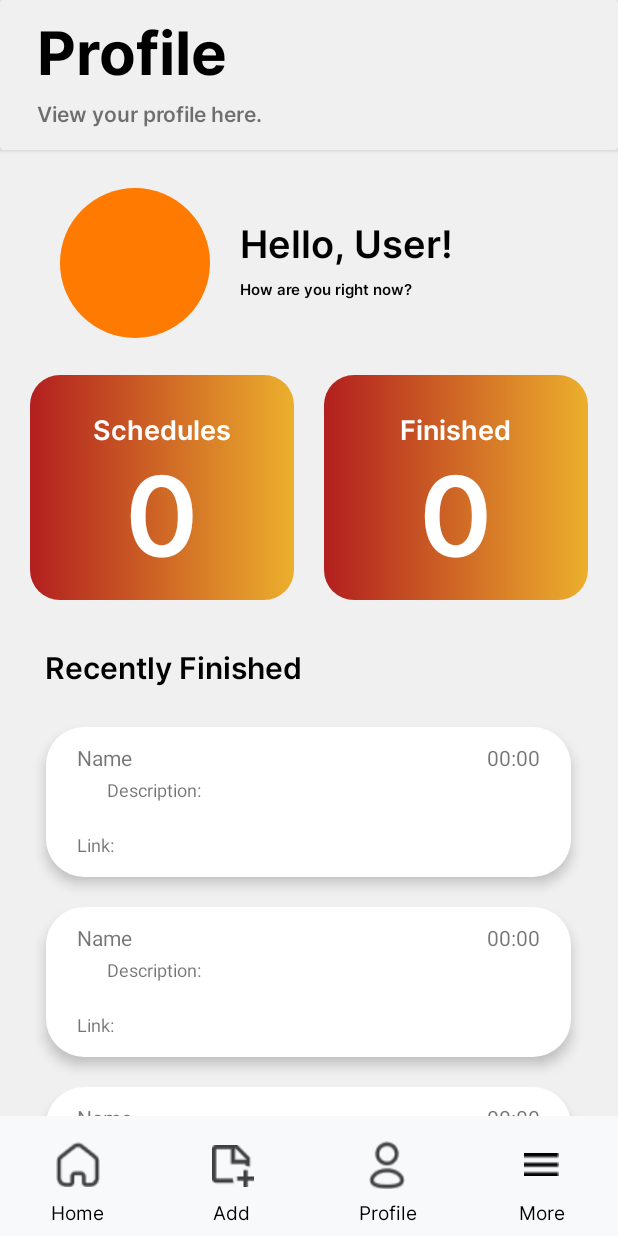
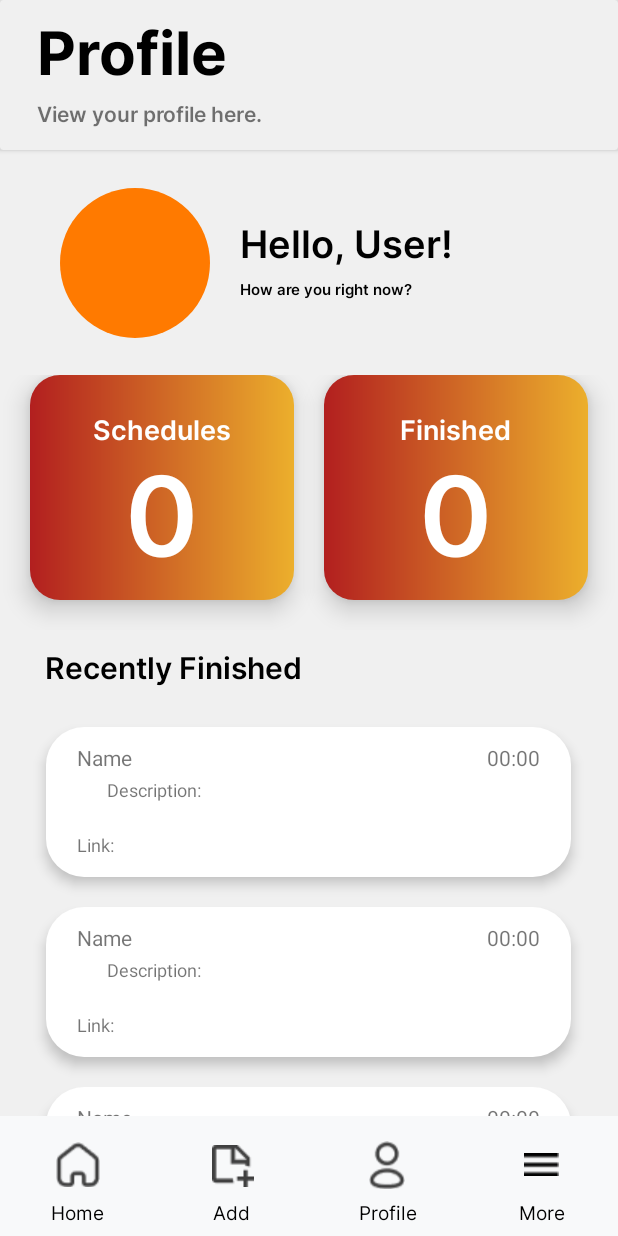
Before and after one commit to heimin22/Appointment_Scheduler, an Android app: the MainActivity3 screen opened directly, with no data from a screen before it, on a phone screen of 412 x 824 dp. Run offline under Robolectric (Android 15) with nearby library versions, the phone set to English and light mode, and no system bars.

Commit message:
nilagyan kolang background blur konti yung schedule and finished tasks

```diff
--- a/app/src/main/res/layout/activity_main3.xml
+++ b/app/src/main/res/layout/activity_main3.xml
@@ -212,7 +212,8 @@
             android:layout_weight="1"
             android:layout_marginStart="20dp"
             android:layout_marginEnd="10dp"
-            android:background="@drawable/gradient_background3">
+            android:background="@drawable/gradient_background3"
+            android:elevation="10dp">
 
             <TextView
                 android:id="@+id/schedLabel"
@@ -246,7 +247,8 @@
             android:layout_weight="1"
             android:layout_marginStart="10dp"
             android:layout_marginEnd="20dp"
-            android:background="@drawable/gradient_background3">
+            android:background="@drawable/gradient_background3"
+            android:elevation="10dp">
 
             <TextView
                 android:id="@+id/finishedLabel"
```
